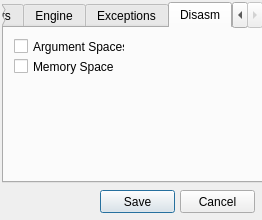
First picture: the form in x64_dbg_gui/Project/Src/Gui/SettingsDialog.ui, repository x64dbg/x64dbg, before the edit.
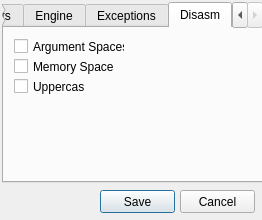
Second picture: the form after the edit. The open tabs and pages were chosen to show the change. Icons and pictures are not drawn.

Commit message: GUI: option to disassemble uppercase

The edit to the form file:
```diff
--- a/x64_dbg_gui/Project/Src/Gui/SettingsDialog.ui
+++ b/x64_dbg_gui/Project/Src/Gui/SettingsDialog.ui
@@ -420,6 +420,19 @@
       <string>Memory Spaces</string>
      </property>
     </widget>
+    <widget class="QCheckBox" name="chkUppercase">
+     <property name="geometry">
+      <rect>
+       <x>10</x>
+       <y>50</y>
+       <width>71</width>
+       <height>17</height>
+      </rect>
+     </property>
+     <property name="text">
+      <string>Uppercase</string>
+     </property>
+    </widget>
    </widget>
   </widget>
   <widget class="QPushButton" name="btnSave">
```
The commit also changes 4 other files.
